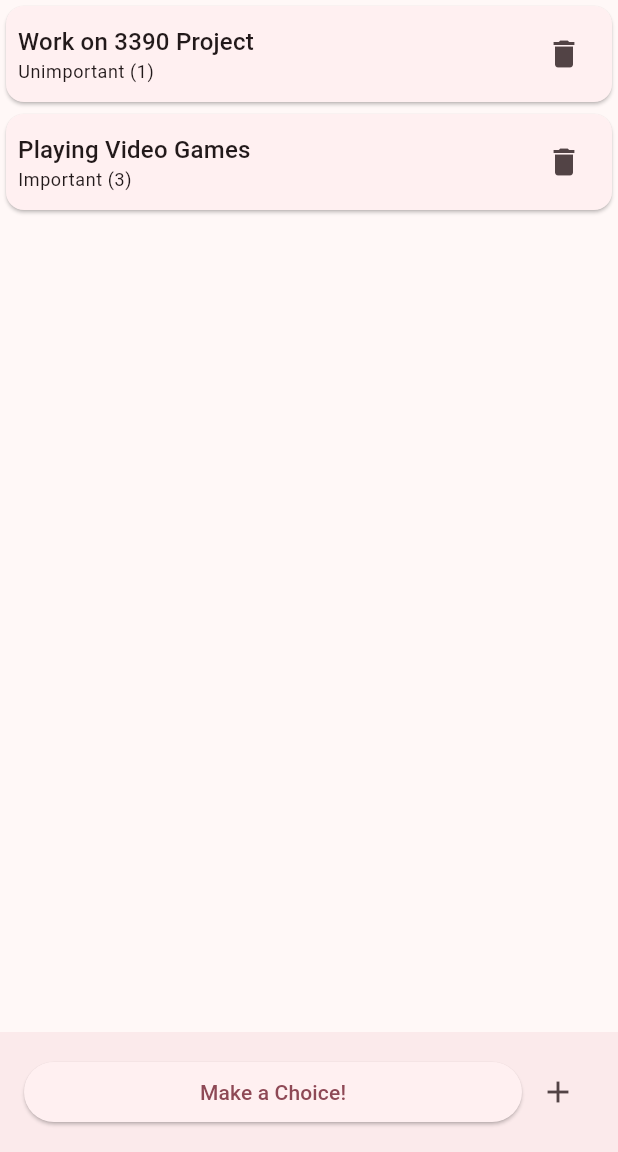
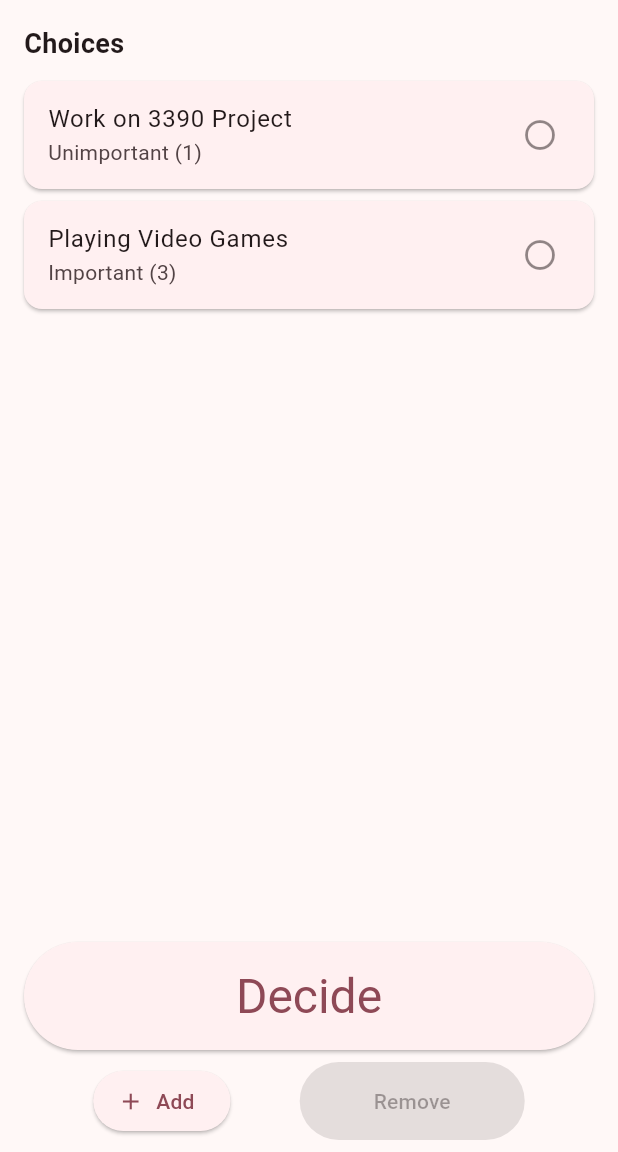
Before and after one commit to Vg34100/Flutter-IndecisionMachine, a Flutter app: the screen it shows after launch, on a phone screen of 412 x 824 dp, the part 84-1236 px from its top. Run offline on Flutter 3.47's test engine with Material 3 defaults, Android fonts, the phone set to English and light mode, and no system bars; our stand-ins replace shared_preferences.

Commit message:
making things fit the criteria more

```diff
--- a/lib/controllers/choice_controller.dart
+++ b/lib/controllers/choice_controller.dart
@@ -1,92 +1,104 @@
 import 'dart:math';
-
 import 'package:flutter/material.dart';
 import 'package:indecision_machine/models/choice_model.dart';
-import 'package:indecision_machine/widgets/choice_card.dart';
 import 'package:shared_preferences/shared_preferences.dart';
 import 'package:uuid/uuid.dart';
 
 class ChoiceController extends ChangeNotifier {
-  List<Choice> choices = [];
+  List<Choice> _choices = [];
   static const String choicesKey = 'choices_key';
+  bool _isLoading = true;
 
+  // Getter to expose choices to the view without allowing direct modification
+  List<Choice> get choices => List.unmodifiable(_choices);
+
+  // Getter for loading state
+  bool get isLoading => _isLoading;
+
+  ChoiceController() {
+    loadChoices();
+  }
+
+  // Load choices from SharedPreferences
   Future<void> loadChoices() async {
-    if (choices.isNotEmpty) {
+    if (_choices.isNotEmpty) {
+      _isLoading = false;
+      notifyListeners();
       return;
     }
     SharedPreferences prefs = await SharedPreferences.getInstance();
     List<String>? choicesJson = prefs.getStringList(choicesKey);
 
     if (choicesJson != null) {
-      choices = choicesJson.map((choiceJson) => Choice.fromJson(choiceJson)).toList();
+      _choices = choicesJson.map((choiceJson) => Choice.fromJson(choiceJson)).toList();
     } else {
       // Initialize with default choices if no data is found
-      choices = [
+      _choices = [
         Choice(
           id: const Uuid().v4(),
           name: "Work on 3390 Project",
-          weight: Weight(amount: 1, name: "Unimportant")
+          weight: Weight(amount: 1, name: "Unimportant"),
         ),
         Choice(
           id: const Uuid().v4(),
           name: "Playing Video Games",
-          weight: Weight(amount: 3, name: "Important")
+          weight: Weight(amount: 3, name: "Important"),
         ),
       ];
-      // save the choices
+      await saveChoices(); // Save the default choices
     }
+    _isLoading = false;
+    notifyListeners(); // Notify listeners that choices have been loaded
   }
 
+  // Save choices to SharedPreferences
   Future<void> saveChoices() async {
     SharedPreferences prefs = await SharedPreferences.getInstance();
-    List<String> choicesJson = choices.map((choice) => choice.toJson()).toList();
+    List<String> choicesJson = _choices.map((choice) => choice.toJson()).toList();
     await prefs.setStringList(choicesKey, choicesJson);
   }
 
+  // Add a new choice
   Future<void> addChoice(Choice choice) async {
-    choices.add(choice);
+    _choices.add(choice);
     await saveChoices();
-    notifyListeners();
+    notifyListeners(); // Notify listeners of the change
   }
 
-  Future<void> deleteChoice(Choice choice) async {
-    choices.removeWhere((c) => c.id == choice.id);
+  // Delete an existing choice by ID
+  Future<void> deleteChoice(String id) async {
+    _choices.removeWhere((c) => c.id == id);
     await saveChoices();
-    notifyListeners();
+    notifyListeners(); // Notify listeners of the change
   }
 
+  // Get a random choice based on weight
   Choice getRandomChoice() {
-    if (choices.isEmpty) {
+    if (_choices.isEmpty) {
       throw Exception("No choices available");
     }
 
-    int totalWeight = choices.fold(0, (sum, choice) => sum + choice.weight.amount);
+    int totalWeight = _choices.fold(0, (sum, choice) => sum + choice.weight.amount);
     int randomWeight = Random().nextInt(totalWeight) + 1;
 
     int cumulativeWeight = 0;
-    for (var choice in choices) {
+    for (var choice in _choices) {
       cumulativeWeight += choice.weight.amount;
       if (randomWeight <= cumulativeWeight) {
         return choice;
       }
     }
 
-    // This should never happen, but return the last choice if it does
-    return choices.last;
+    // Fallback, should not be reached
+    return _choices.last;
   }
 
-  Widget buildChoiceList() {
-    List<Widget> choiceListWidgets = [];
-
-    choiceListWidgets.addAll(
-      choices.map((choice) => ChoiceCard(
-        choice: choice,
-        onDelete: () => deleteChoice(choice)))
-    );
-
-    return ListView(
-      children: choiceListWidgets,
-    );
+  // Helper method to get a choice by its ID
+  Choice? getChoiceById(String id) {
+    try {
+      return _choices.firstWhere((choice) => choice.id == id);
+    } catch (e) {
+      return null;
+    }
   }
-
 }
--- a/lib/main.dart
+++ b/lib/main.dart
@@ -1,13 +1,35 @@
 import 'dart:ui';
 
 import 'package:flutter/material.dart';
+import 'package:indecision_machine/controllers/choice_controller.dart';
 import 'package:indecision_machine/controllers/theme_controller.dart';
 import 'package:indecision_machine/themes/app_themes.dart';
 import 'package:indecision_machine/views/main_view.dart';
 import 'package:provider/provider.dart';
 
 void main() {
-  runApp(const MainApp());
+  runApp(
+    MultiProvider(
+      providers: [
+        ChangeNotifierProvider(create: (_) => ThemeController()),
+        ChangeNotifierProvider(create: (_) => ChoiceController()),
+      ],
+      child: const MainApp(),
+    ),
+  );
+}
+
+/*
+ https://stackoverflow.com/questions/73006804/how-can-i-get-flutter-to-scroll-with-mouse-drag-instead-of-scroll-wheel-linux
+ Count not get the scrolling to work, turns out there is a trackpad option
+*/
+class MyCustomScrollBehavior extends MaterialScrollBehavior {
+  @override
+  Set<PointerDeviceKind> get dragDevices => {
+        PointerDeviceKind.touch,
+        PointerDeviceKind.mouse,
+        PointerDeviceKind.trackpad,
+      };
 }
 
 class MainApp extends StatelessWidget {
@@ -25,7 +47,7 @@ class MainApp extends StatelessWidget {
           darkTheme: MyAppThemes.darkTheme,
           themeMode: themeController.themeMode,
           home: const MainView(),
-          scrollBehavior: const MaterialScrollBehavior().copyWith( dragDevices: {PointerDeviceKind.mouse, PointerDeviceKind.touch},),
+          scrollBehavior: MyCustomScrollBehavior(),
         );
       },
     );
--- a/lib/themes/app_themes.dart
+++ b/lib/themes/app_themes.dart
@@ -1,5 +1,9 @@
 import 'package:flutter/material.dart';
 
+/*
+ https://stackoverflow.com/questions/60232070/how-to-implement-dark-mode-and-light-mode-in-flutter
+ I like having a theme option
+*/
 class MyAppThemes {
   static final lightTheme = ThemeData(
     colorScheme: ColorScheme.fromSeed(
--- a/lib/views/add_choice_view.dart
+++ b/lib/views/add_choice_view.dart
@@ -3,13 +3,13 @@ import 'package:indecision_machine/models/choice_model.dart';
 import 'package:uuid/uuid.dart';
 
 class AddChoiceView extends StatefulWidget {
-  const AddChoiceView({Key? key}) : super(key: key);
+  const AddChoiceView({super.key});
 
   @override
-  _AddChoiceViewState createState() => _AddChoiceViewState();
+  AddChoiceViewState createState() => AddChoiceViewState();
 }
 
-class _AddChoiceViewState extends State<AddChoiceView> {
+class AddChoiceViewState extends State<AddChoiceView> {
   final _formKey = GlobalKey<FormState>();
 
   String name = '';
--- a/lib/views/main_view.dart
+++ b/lib/views/main_view.dart
@@ -1,58 +1,32 @@
+import 'package:flutter/material.dart';
 import 'package:indecision_machine/controllers/choice_controller.dart';
 import 'package:indecision_machine/controllers/theme_controller.dart';
-
-import 'package:flutter/material.dart';
 import 'package:indecision_machine/models/choice_model.dart';
 import 'package:indecision_machine/views/add_choice_view.dart';
+import 'package:indecision_machine/widgets/choice_card.dart';
 import 'package:provider/provider.dart';
 
-class MainView extends StatefulWidget{
+class MainView extends StatefulWidget {
   const MainView({super.key});
 
   @override
   State<StatefulWidget> createState() => _MainViewState();
-
 }
 
 class _MainViewState extends State<MainView> {
-  final ChoiceController _choiceController = ChoiceController();
-  bool isLoading = true;
-
-  @override
-  void initState() {
-    super.initState();
-    _choiceController.addListener(_onControllerUpdate);
-    _loadChoices();
-  }
-
-  @override
-  void dispose() {
-    super.dispose();
-    _choiceController.addListener(_onControllerUpdate);
-  }
-
-  void _onControllerUpdate() {
-    setState(() {});
-  }
-
-  Future<void> _loadChoices() async {
-    await _choiceController.loadChoices();
-    setState(() {
-      isLoading = false;
-    });
-  }
+  String? _selectedChoiceId; // Tracks the selected choice
 
   @override
   Widget build(BuildContext context) {
     final themeController = Provider.of<ThemeController>(context);
-
+    final choiceController = Provider.of<ChoiceController>(context);
 
     return Scaffold(
       appBar: AppBar(
         title: const Text("The Indecision Machine"),
         centerTitle: true,
         backgroundColor: Theme.of(context).colorScheme.primaryContainer,
-                // Add the toggle button to the AppBar actions
+        // Theme toggle button
         actions: [
           IconButton(
             icon: Icon(themeController.themeMode == ThemeMode.dark
@@ -64,53 +38,114 @@ class _MainViewState extends State<MainView> {
           ),
         ],
       ),
-
-      body: isLoading
+      body: choiceController.isLoading
           ? const Center(child: CircularProgressIndicator())
-          : _choiceController.buildChoiceList(),
-      bottomNavigationBar: BottomAppBar(
-        child: Row(
+          : SafeArea(
+              child: Padding(
+                padding: const EdgeInsets.all(16.0),
+                child: Column(
                   children: [
-            Expanded(
-              child: ElevatedButton(
-                onPressed: () {
-                  showDialog(
-                    context: context,
-                    builder: (context) => Dialog(
-                      shape: RoundedRectangleBorder(
-                        borderRadius: BorderRadius.circular(16.0),
-                        ),
-                      child: ConstrainedBox(
-                      constraints: BoxConstraints(
-                        maxWidth: 400, // To not extend the modal across the whole width
-                        minWidth: 300,
-                        maxHeight: MediaQuery.of(context).size.height * 0.8,
-                      ),
-                      child: Column(
-                        mainAxisSize: MainAxisSize.min,
-                        children: [
-                          const Padding(
-                            padding: EdgeInsets.all(8.0),
-                            child: Center(
-                              child: Text("You should do:")
+                    // "Choices" Label
+                    const Align(
+                      alignment: Alignment.centerLeft,
+                      child: Text(
+                        "Choices",
+                        style: TextStyle(
+                          fontSize: 18,
+                          fontWeight: FontWeight.bold,
                         ),
                       ),
-                          SizedBox(height: 10,),
-                          Center(
-                            child: ElevatedButton(child: Text(_choiceController.getRandomChoice().name), onPressed: () {  })
                     ),
-                          SizedBox(height: 30,),
+                    const SizedBox(height: 8),
+                    // Scrollable list of choices
+                    Expanded(
+                      child: choiceController.choices.isEmpty
+                          ? const Center(
+                              child: Text("No choices available. Add some!"),
+                            )
+                          : ListView.builder(
+                              itemCount: choiceController.choices.length,
+                              itemBuilder: (context, index) {
+                                final choice = choiceController.choices[index];
+                                return ChoiceCard(
+                                  choice: choice,
+                                  isSelected: choice.id == _selectedChoiceId,
+                                  onTap: () {
+                                    setState(() {
+                                      if (_selectedChoiceId == choice.id) {
+                                        _selectedChoiceId = null; // Deselect if already selected
+                                      } else {
+                                        _selectedChoiceId = choice.id; // Select the new choice
+                                      }
+                                    });
+                                  },
+                                );
+                              },
+                            ),
+                    ),
                   ],
                 ),
               ),
-                    )
+            ),
+      // Bottom Navigation Bar with "Decide", "Add", and "Remove" buttons
+      bottomNavigationBar: Container(
+        padding: const EdgeInsets.symmetric(vertical: 8.0, horizontal: 16.0),
+        color: Theme.of(context).colorScheme.surface,
+        child: Column(
+          mainAxisSize: MainAxisSize.min, // Ensures the column takes minimal vertical space
+          children: [
+            // "Decide" Button
+            ElevatedButton(
+              onPressed: choiceController.choices.isNotEmpty
+                  ? () {
+                      try {
+                        Choice chosen = choiceController.getRandomChoice();
+                        showDialog(
+                          context: context,
+                          builder: (context) => AlertDialog(
+                            title: const Text("Your Decision"),
+                            content: Text(chosen.name),
+                            actions: [
+                              TextButton(
+                                onPressed: () => Navigator.of(context).pop(),
+                                child: const Text("OK"),
+                              ),
+                            ],
+                          ),
                         );
-
-                },
-                child: const Text("Make a Choice!")
-              )
+                      } catch (e) {
+                        // Handle when no choices
+                        showDialog(
+                          context: context,
+                          builder: (context) => AlertDialog(
+                            title: const Text("No Choices Available"),
+                            content: const Text("Please add some choices first."),
+                            actions: [
+                              TextButton(
+                                onPressed: () => Navigator.of(context).pop(),
+                                child: const Text("OK"),
                               ),
-            IconButton(
+                            ],
+                          ),
+                        );
+                      }
+                    }
+                  : null, // Disable if no choices
+              style: ElevatedButton.styleFrom(
+                padding: const EdgeInsets.symmetric(
+                    vertical: 16.0, horizontal: 32.0),
+                textStyle: Theme.of(context).textTheme.headlineLarge,
+                minimumSize: const Size(double.infinity, 50), // Make it full-width and larger
+              ),
+              child: const Text("Decide"),
+            ),
+            const SizedBox(height: 8.0),
+            // "Add" and "Remove" Buttons in a Row
+            Row(
+              mainAxisAlignment: MainAxisAlignment.spaceEvenly,
+              children: [
+                // "Add" Button
+                ElevatedButton.icon(
                   onPressed: () async {
                     var newChoice = await showDialog<Choice>(
                       context: context,
@@ -120,24 +155,46 @@ class _MainViewState extends State<MainView> {
                         ),
                         child: ConstrainedBox(
                           constraints: BoxConstraints(
-                      maxWidth: 400, // To not extend the modal across the whole width
+                            maxWidth: 400, // Prevent modal from being too wide
                             minWidth: 300,
                             maxHeight: MediaQuery.of(context).size.height * 0.8,
                           ),
                           child: const AddChoiceView(),
                         ),
-                  )
+                      ),
                     );
 
                     if (newChoice != null) {
-              await _choiceController.addChoice(newChoice);
+                      await choiceController.addChoice(newChoice);
                     }
                   },
-              icon: const Icon(Icons.add))
+                  icon: const Icon(Icons.add),
+                  label: const Text("Add"),
+                ),
+                // "Remove" Button
+                ElevatedButton(
+                  onPressed: _selectedChoiceId != null
+                      ? () async {
+                          await choiceController.deleteChoice(_selectedChoiceId!);
+                          setState(() {
+                            _selectedChoiceId = null; // Clear selection after removal
+                          });
+                        }
+                      : null, // Disable if no selection
+                  style: ElevatedButton.styleFrom(
+                    backgroundColor:
+                        Theme.of(context).colorScheme.secondaryContainer, // Use theme's error color
+                    padding: const EdgeInsets.symmetric(
+                        vertical: 16.0, horizontal: 32.0),
+                    minimumSize: const Size(150, 50), // Ensure consistent sizing
+                  ),
+                  child: const Text("Remove"),
+                ),
               ],
-        )
+            ),
+          ],
+        ),
       ),
     );
   }
-
 }
--- a/lib/widgets/choice_card.dart
+++ b/lib/widgets/choice_card.dart
@@ -3,49 +3,33 @@ import 'package:indecision_machine/models/choice_model.dart';
 
 class ChoiceCard extends StatelessWidget {
   final Choice choice;
-
-  final VoidCallback onDelete;
+  final bool isSelected;
+  final VoidCallback onTap;
 
   const ChoiceCard({
-    super.key,
+    Key? key,
     required this.choice,
-
-    required this.onDelete,
-  });
+    required this.isSelected,
+    required this.onTap,
+  }) : super(key: key);
 
   @override
   Widget build(BuildContext context) {
+    // Define colors based on selection state using theme's color scheme
+    final selectedColor = Theme.of(context).colorScheme.primary.withOpacity(0.2);
+    final selectedIconColor = Theme.of(context).colorScheme.primary;
+
     return Card(
-      child: InkWell(
-        child: Padding(
-          padding: const EdgeInsets.all(8.0),
-          child: Row(
-            children: [
-              Expanded(
-                child: Column(
-                  crossAxisAlignment: CrossAxisAlignment.start,
-                  mainAxisSize: MainAxisSize.min,
-                  children: [
-                    Text(
-                      choice.name,
-                      style: Theme.of(context).textTheme.titleMedium,
-                    ),
-                    Text(
-                      "${choice.weight.name} (${choice.weight.amount})",
-                      style: Theme.of(context).textTheme.bodySmall,
-                    ),
-                  ],
-                )
-              ),
-              IconButton(onPressed: () {
-                  onDelete();
-                },
-                icon: const Icon(Icons.delete)
-              )
-            ],
-          ),
-        ),
-      )
+      color: isSelected ? selectedColor : null, // Highlight if selected
+      margin: const EdgeInsets.symmetric(vertical: 4.0),
+      child: ListTile(
+        title: Text(choice.name),
+        subtitle: Text("${choice.weight.name} (${choice.weight.amount})"),
+        trailing: isSelected
+            ? Icon(Icons.check_circle, color: selectedIconColor)
+            : Icon(Icons.circle_outlined, color: Theme.of(context).colorScheme.onSurface.withOpacity(0.5)),
+        onTap: onTap, // Handle tap for selection/de-selection
+      ),
     );
   }
 }
--- a/pubspec.yaml
+++ b/pubspec.yaml
@@ -14,6 +14,7 @@ dependencies:
   intl: ^0.19.0
   provider: ^6.1.2
   flutter_iconpicker: ^4.0.0
+  collection: ^1.16.0
 
 dev_dependencies:
   flutter_test:
```
Also changed, not shown: pubspec.lock. Lines whose indentation alone changed are shown as unchanged.
